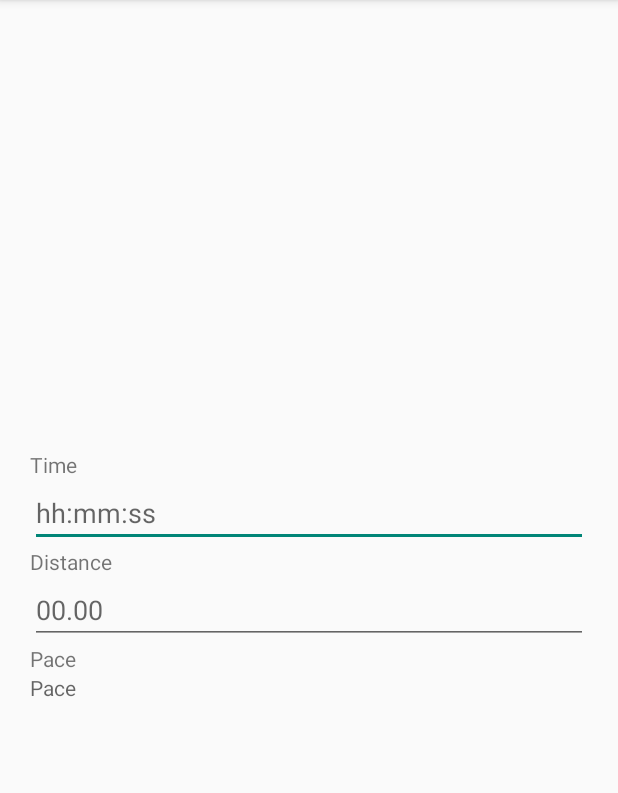
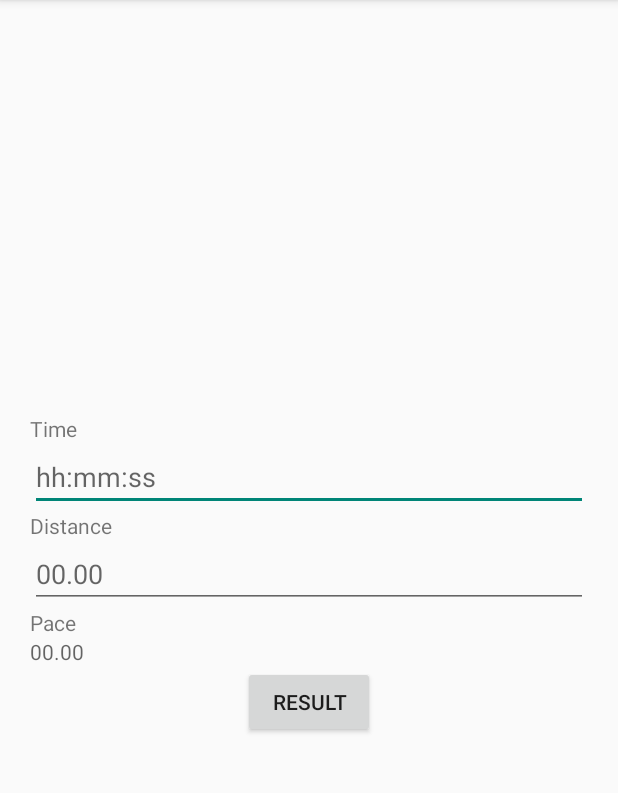
Before and after one commit to phantompunk/PaceCalc, an Android app: the screen it shows after launch (PaceActivity), on a phone screen of 412 x 824 dp, the part 84-877 px from its top. Run offline under Robolectric (Android 15) with nearby library versions, the phone set to English and light mode, and no system bars.

Commit message:
added button

```diff
--- a/app/src/main/res/layout/activity_pace.xml
+++ b/app/src/main/res/layout/activity_pace.xml
@@ -10,8 +10,7 @@
         android:id="@+id/time"
         android:layout_width="match_parent"
         android:layout_height="wrap_content"
-        android:text="@string/timeText"
-        />
+        android:text="@string/timeText" />
     <EditText
         android:id="@+id/timeBox"
         android:layout_width="match_parent"
@@ -22,8 +21,7 @@
         android:id="@+id/distance"
         android:layout_width="match_parent"
         android:layout_height="wrap_content"
-        android:text="@string/distanceText"
-        />
+        android:text="@string/distanceText" />
     <EditText
         android:id="@+id/distanceBox"
         android:layout_width="match_parent"
@@ -40,4 +38,9 @@
         android:layout_width="match_parent"
         android:layout_height="wrap_content"
         android:hint="@string/resultPaceHint" />
-</LinearLayout>
+    <Button
+        android:id="@+id/resultPaceCalc"
+        android:layout_width="wrap_content"
+        android:layout_height="wrap_content"
+        android:text="@string/paceCalc"/>
+    </LinearLayout>
--- a/app/src/main/res/values/strings.xml
+++ b/app/src/main/res/values/strings.xml
@@ -8,8 +8,8 @@
     <string name="timeHint">hh:mm:ss</string>
     <string name="distanceHint">00.00</string>
     <string name="resultPace">Pace</string>
-    <string name="resultPaceHint">Pace</string>
-    <!--<string name=""></string>-->
+    <string name="resultPaceHint">00.00</string>
+    <string name="paceCalc">result</string>
     <!--<string name=""></string>-->
     <!--<string name=""></string>-->
     <!--<string name=""></string>-->
```
Also changed, not shown: 1 other file.
